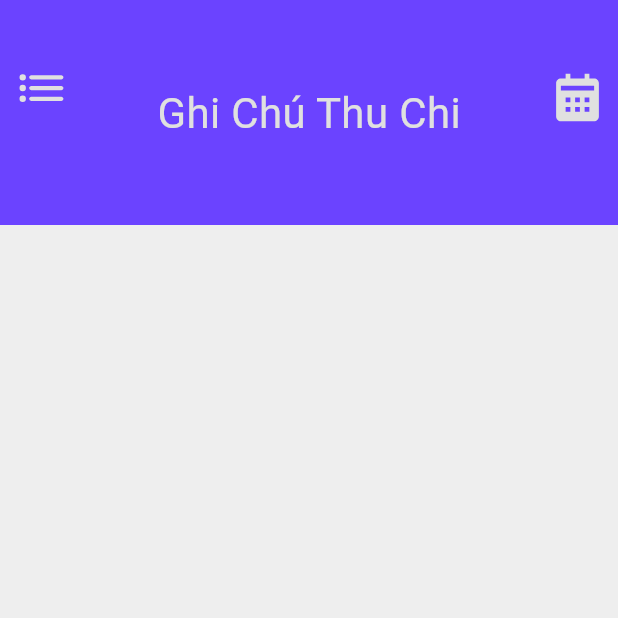
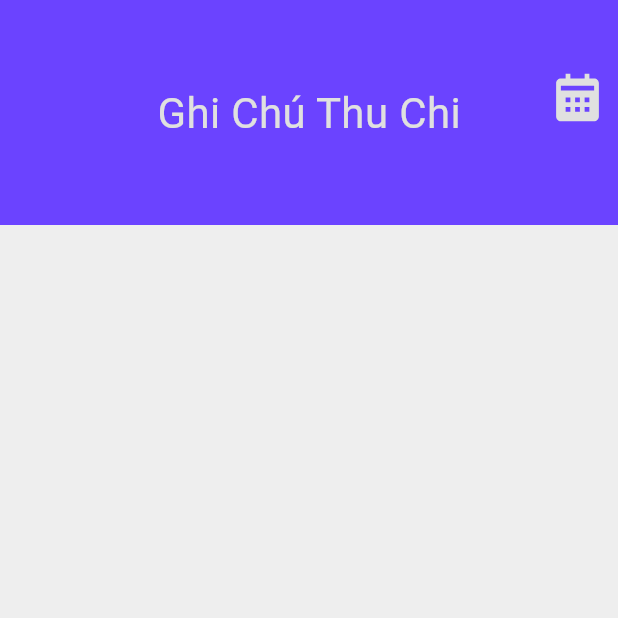
Before and after one commit to komuro-tairoku/Monthly_expenses_mobileApp, a Flutter app: the screen it shows after launch, after a tap on "Skip", after a tap on "Tiếp tục", on a phone screen of 412 x 824 dp, the top half of it. Run offline on Flutter 3.47's test engine with Material 3 defaults, Android fonts, the phone set to English and light mode, and no system bars; our stand-ins replace animated_toggle_switch, fl_chart, flutter_svg, hive, hive_flutter, hooks_riverpod and 2 more; accounts and stored records are empty.

Commit message:
delMenuBtn

```diff
--- a/lib/Screen/HomeScreen.dart
+++ b/lib/Screen/HomeScreen.dart
@@ -25,17 +25,6 @@ class _HomeScreenState extends State<HomeScreen> {
             ),
           ),
           Positioned(
-            top: 30,
-            child: IconButton(
-              onPressed: () {},
-              icon: SvgPicture.asset(
-                'assets/icons/menu.svg',
-                width: 40,
-                color: Color(0xFFE0E0E0),
-              ),
-            ),
-          ),
-          Positioned(
             top: 38,
             right: 0,
             child: IconButton(
```
